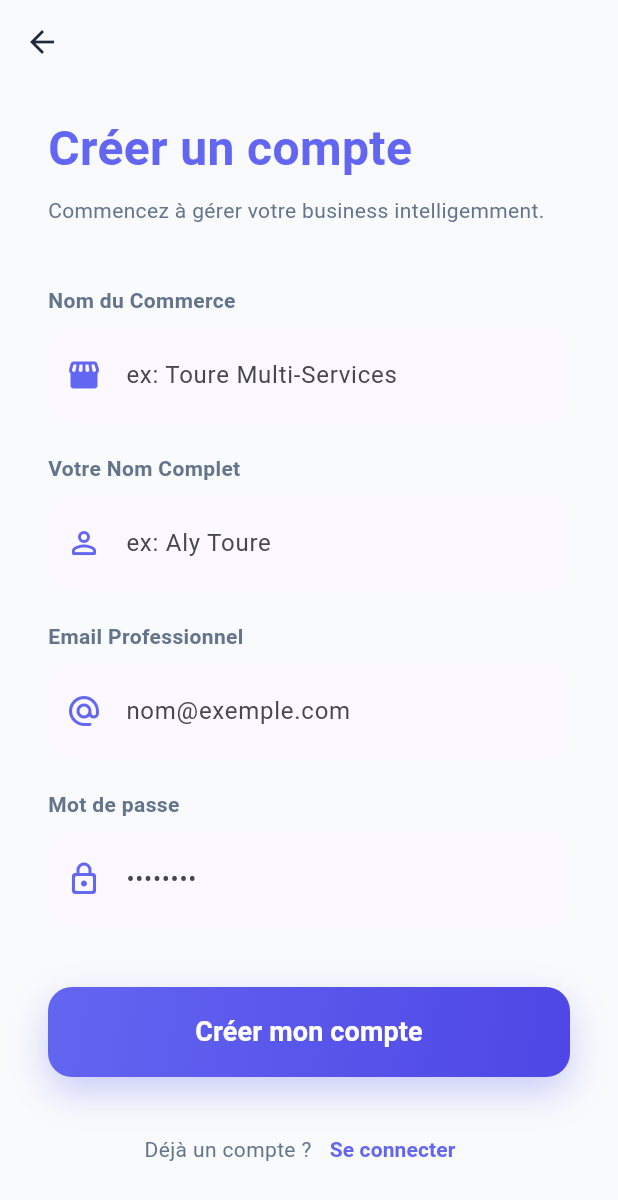
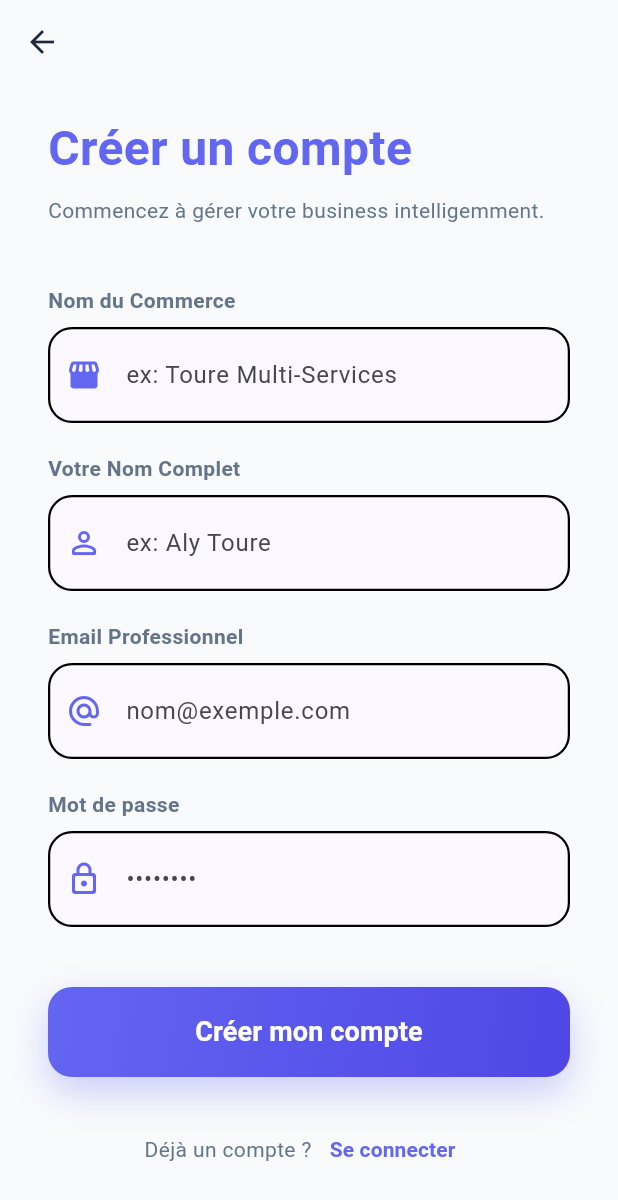
Before and after one commit to Artifique/CreditTrack, a Flutter app: the screen it shows after launch, after a tap on "Créer un compte", on a phone screen of 412 x 824 dp. Shown: the top 1200 px of the screen. Run offline on Flutter 3.47's test engine with Material 3 defaults, Android fonts, the phone set to English and light mode, and no system bars; our stand-ins replace fl_chart, pdf, permission_handler, printing, share_plus, shared_preferences and 1 more; missing offline and left inert: blue_thermal_printer; accounts and stored records are empty.

Commit message:
Auth: bordure noire sur les champs login et inscription.
Made-with: Cursor

```diff
--- a/lib/views/auth/login_page.dart
+++ b/lib/views/auth/login_page.dart
@@ -125,7 +125,18 @@ class _LoginPageState extends State<LoginPage> {
             prefixIcon: Icon(icon, color: AppColors.primary),
             filled: true,
             fillColor: Theme.of(context).colorScheme.surface,
-            border: OutlineInputBorder(borderRadius: BorderRadius.circular(16), borderSide: BorderSide.none),
+            border: OutlineInputBorder(
+              borderRadius: BorderRadius.circular(16),
+              borderSide: const BorderSide(color: Colors.black, width: 1.5),
+            ),
+            enabledBorder: OutlineInputBorder(
+              borderRadius: BorderRadius.circular(16),
+              borderSide: const BorderSide(color: Colors.black, width: 1.5),
+            ),
+            focusedBorder: OutlineInputBorder(
+              borderRadius: BorderRadius.circular(16),
+              borderSide: const BorderSide(color: Colors.black, width: 2),
+            ),
             contentPadding: const EdgeInsets.all(20),
           ),
         ),
--- a/lib/views/auth/signup_page.dart
+++ b/lib/views/auth/signup_page.dart
@@ -109,7 +109,18 @@ class _SignUpPageState extends State<SignUpPage> {
             prefixIcon: Icon(icon, color: AppColors.primary),
             filled: true,
             fillColor: Theme.of(context).colorScheme.surface,
-            border: OutlineInputBorder(borderRadius: BorderRadius.circular(16), borderSide: BorderSide.none),
+            border: OutlineInputBorder(
+              borderRadius: BorderRadius.circular(16),
+              borderSide: const BorderSide(color: Colors.black, width: 1.5),
+            ),
+            enabledBorder: OutlineInputBorder(
+              borderRadius: BorderRadius.circular(16),
+              borderSide: const BorderSide(color: Colors.black, width: 1.5),
+            ),
+            focusedBorder: OutlineInputBorder(
+              borderRadius: BorderRadius.circular(16),
+              borderSide: const BorderSide(color: Colors.black, width: 2),
+            ),
             contentPadding: const EdgeInsets.all(20),
           ),
         ),
```
